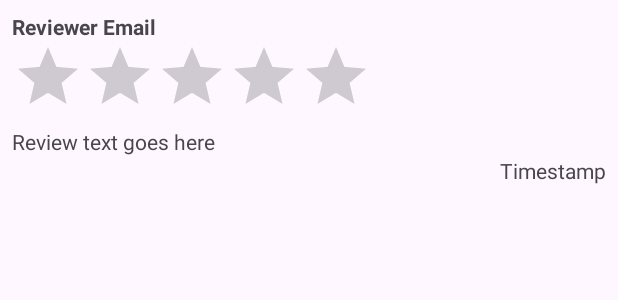
After one commit to OrKat2007/ProConnect0, an Android app: the layout review_item.xml on its own in the app's theme, with its tools: preview values and no code run, on a phone screen of 412 x 824 dp. The commit adds this screen. Shown: the top 300 px of the screen. Run offline under Robolectric (Android 15) with nearby library versions, the phone set to English and light mode, and no system bars.

Commit message:
review working but problem with saving rating in firesotre

```diff
--- a/app/src/main/AndroidManifest.xml
+++ b/app/src/main/AndroidManifest.xml
@@ -11,7 +11,9 @@
         android:name="android.hardware.camera"
         android:required="true" />
 
-    <uses-permission android:name="android.permission.INTERNET" />
+    <uses-permission android:name="android.permission.INTERNET"/>
+    <uses-permission android:name="android.permission.ACCESS_NETWORK_STATE"/>
+
 
     <application
 
--- /dev/null
+++ b/app/src/main/res/layout/review_item.xml
@@ -0,0 +1,46 @@
+<?xml version="1.0" encoding="utf-8"?>
+<androidx.constraintlayout.widget.ConstraintLayout
+    xmlns:android="http://schemas.android.com/apk/res/android"
+    xmlns:app="http://schemas.android.com/apk/res-auto"
+    android:layout_width="match_parent"
+    android:layout_height="wrap_content"
+    android:padding="8dp">
+
+    <TextView
+        android:id="@+id/tvReviewerEmail"
+        android:layout_width="0dp"
+        android:layout_height="wrap_content"
+        android:text="Reviewer Email"
+        android:textStyle="bold"
+        app:layout_constraintStart_toStartOf="parent"
+        app:layout_constraintTop_toTopOf="parent"
+        app:layout_constraintEnd_toEndOf="parent" />
+
+    <RatingBar
+        android:id="@+id/reviewRatingBar"
+        android:layout_width="wrap_content"
+        android:layout_height="wrap_content"
+        android:isIndicator="true"
+        android:numStars="5"
+        android:stepSize="0.5"
+        app:layout_constraintStart_toStartOf="parent"
+        app:layout_constraintTop_toBottomOf="@id/tvReviewerEmail" />
+
+    <TextView
+        android:id="@+id/tvReviewText"
+        android:layout_width="0dp"
+        android:layout_height="wrap_content"
+        android:text="Review text goes here"
+        app:layout_constraintTop_toBottomOf="@id/reviewRatingBar"
+        app:layout_constraintStart_toStartOf="parent"
+        app:layout_constraintEnd_toEndOf="parent" />
+
+    <TextView
+        android:id="@+id/tvTimestamp"
+        android:layout_width="wrap_content"
+        android:layout_height="wrap_content"
+        android:text="Timestamp"
+        app:layout_constraintEnd_toEndOf="parent"
+        app:layout_constraintTop_toBottomOf="@id/tvReviewText"
+        app:layout_constraintBottom_toBottomOf="parent" />
+</androidx.constraintlayout.widget.ConstraintLayout>
```
Also changed, not shown: app/src/main/java/com/example/proconnect/ReviewModel.java (added, +52 -0 lines), app/src/main/java/com/example/proconnect/ReviewsAdapter.java (added, +103 -0 lines), app/src/main/java/com/example/proconnect/UserAdapter.java (+9 -5 lines), app/src/main/java/com/example/proconnect/searchProfile.java (+128 -73 lines).
